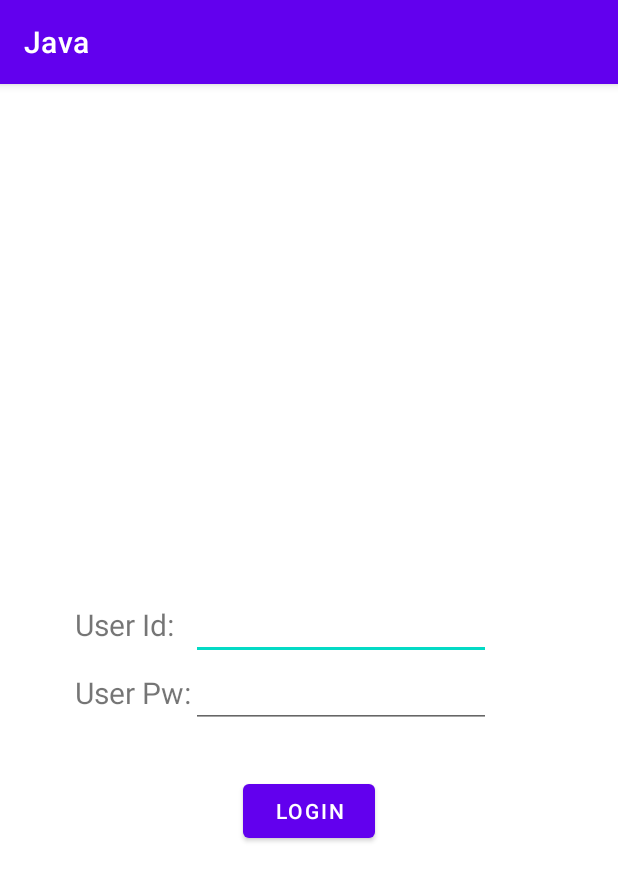
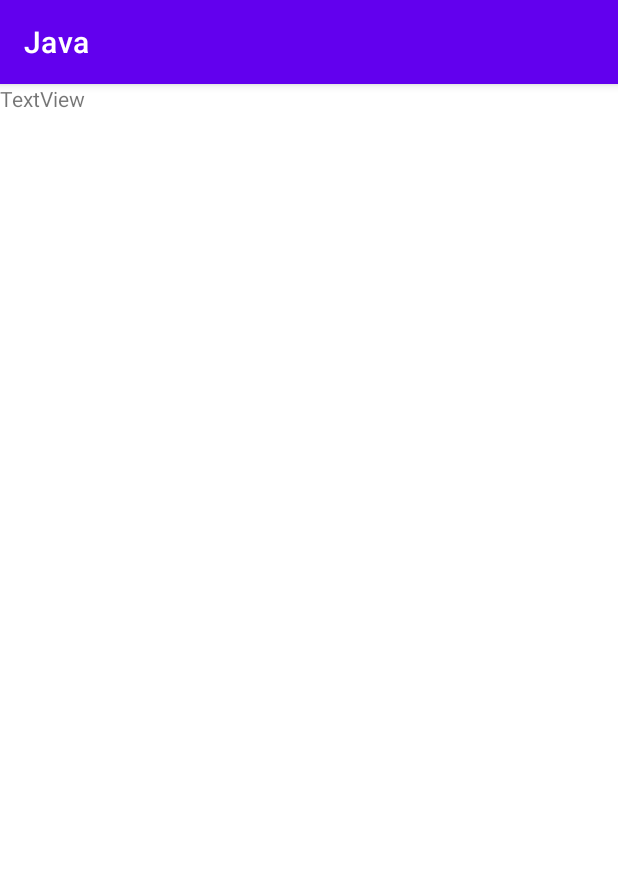
Before and after one commit to Abduvokhobov5888/JAVA, an Android app: the screen it shows after launch (MainActivity), on a phone screen of 412 x 824 dp. Shown: the top 881 px of the screen. Run offline under Robolectric (Android 15) with nearby library versions, the phone set to English and light mode, and no system bars.

Commit message:
TableLayout

```diff
--- a/app/src/main/java/com/example/java/MainActivity.java
+++ /dev/null
@@ -1,73 +0,0 @@
-package com.example.java;
-
-import androidx.activity.result.ActivityResult;
-import androidx.activity.result.ActivityResultCallback;
-import androidx.activity.result.ActivityResultLauncher;
-import androidx.activity.result.contract.ActivityResultContracts;
-import androidx.annotation.Nullable;
-import androidx.appcompat.app.AppCompatActivity;
-
-import android.app.Activity;
-import android.app.Instrumentation;
-import android.content.Intent;
-import android.hardware.usb.UsbDevice;
-import android.nfc.Tag;
-import android.os.Bundle;
-import android.util.Log;
-import android.view.View;
-import android.widget.Button;
-import android.widget.TextView;
-
-import com.example.java.model.Member;
-import com.example.java.model.Users;
-
-import org.w3c.dom.Text;
-
-import java.net.DatagramPacket;
-
-public class MainActivity extends AppCompatActivity {
-    static final String TAG = MainActivity.class.toString();
-    int LAUNCH_DETAIL = 1001;
-
-    @Override
-    protected void onCreate(Bundle savedInstanceState) {
-        super.onCreate(savedInstanceState);
-        setContentView(R.layout.activity_main);
-       // initViews();
-    }
-    TextView tv_home;
-
-    ActivityResultLauncher<Intent> detailLauner = registerForActivityResult(
-        new ActivityResultContracts.StartActivityForResult(),
-        new ActivityResultCallback<ActivityResult>() {
-            @Override
-            public void onActivityResult(ActivityResult result) {
-                if (result.getResultCode() == Activity.RESULT_OK){
-                    Intent data = result.getData();
-                    Member member = (Member) data.getSerializableExtra("member");
-                    Log.d(TAG,member.toString());
-                    tv_home.setText(member.toString());
-                }
-            }
-        }
-);
-
-//    void initViews(){ // Jonatish 1da 2ga
-//        tv_home = findViewById(R.id.tv_home);
-//        Button button_open = findViewById(R.id.button_open);
-//        button_open.setOnClickListener(new View.OnClickListener() {
-//            @Override
-//            public void onClick(View v) {
-//                Users users = new Users(25,"Abbosbek");
-//                openSecondActivity(users);
-//            }
-//        });
-//    }
-    void openSecondActivity(Users users){//1dan 2ni ochish
-        Intent intent = new Intent(this, SecondActivity.class);
-        intent.putExtra("users", users);
-
-       detailLauner.launch(intent);
-    }
-
-}
--- a/app/src/main/res/layout/activity_main.xml
+++ b/app/src/main/res/layout/activity_main.xml
@@ -4,66 +4,14 @@
     xmlns:tools="http://schemas.android.com/tools"
     android:layout_width="match_parent"
     android:layout_height="match_parent"
-    tools:context=".MainActivity">
+    tools:context=".Activity.MainActivity">
 
 
-    <TableLayout
-        android:layout_width="match_parent"
-        android:layout_height="match_parent"
-        android:gravity="center_horizontal|center_vertical"
-        android:orientation="vertical"
-        >
-
-        <TableRow
-            android:layout_width="match_parent"
-            android:layout_height="match_parent" >
-
-            <TextView
-                android:id="@+id/user_id2"
-                android:layout_width="wrap_content"
-                android:layout_height="wrap_content"
-                android:text="User Id:"
-                android:layout_marginLeft="50dp"
-                android:textSize="20sp" />
-
-            <EditText
-                android:id="@+id/user_edit2"
-                android:layout_width="200dp"
-                android:layout_height="wrap_content"
-                android:gravity="start|top"
-                android:inputType="textMultiLine" />
-        </TableRow>
-
-        <TableRow
-            android:layout_width="match_parent"
-            android:layout_height="match_parent" >
-
-            <TextView
-                android:id="@+id/user_pw2"
-                android:layout_width="wrap_content"
-                android:layout_height="wrap_content"
-                android:text="User Pw:"
-                android:layout_marginLeft="50dp"
-                android:textSize="20sp" />
-
-            <EditText
-                android:id="@+id/pw_edit2"
-                android:layout_width="200dp"
-                android:layout_height="wrap_content"
-                android:gravity="start|top"
-                android:inputType="textPassword" />
-        </TableRow>
-
-    </TableLayout>
-
-    <Button
-        android:id="@+id/button_login"
+    <TextView
+        android:id="@+id/textView"
         android:layout_width="wrap_content"
         android:layout_height="wrap_content"
-        android:text="Login"
-        app:layout_constraintBottom_toBottomOf="parent"
-        app:layout_constraintEnd_toEndOf="parent"
-        app:layout_constraintStart_toStartOf="parent"
-        app:layout_constraintTop_toTopOf="parent"
-        app:layout_constraintVertical_bias="0.64" />
+        android:text="TextView"
+        tools:layout_editor_absoluteX="152dp"
+        tools:layout_editor_absoluteY="328dp" />
 </androidx.constraintlayout.widget.ConstraintLayout>
```
Also changed, not shown: app/src/main/AndroidManifest.xml (+1 -11 lines), app/src/main/java/com/example/java/Activity/MainActivity.java (added, +25 -0 lines), app/src/main/java/com/example/java/SecondActivity.java (deleted, +0 -53 lines), app/src/main/java/com/example/java/model/Member.java (deleted, +0 -21 lines), app/src/main/java/com/example/java/model/Users.java (deleted, +0 -21 lines), app/src/main/res/layout/activity_second.xml (deleted, +0 -71 lines).
